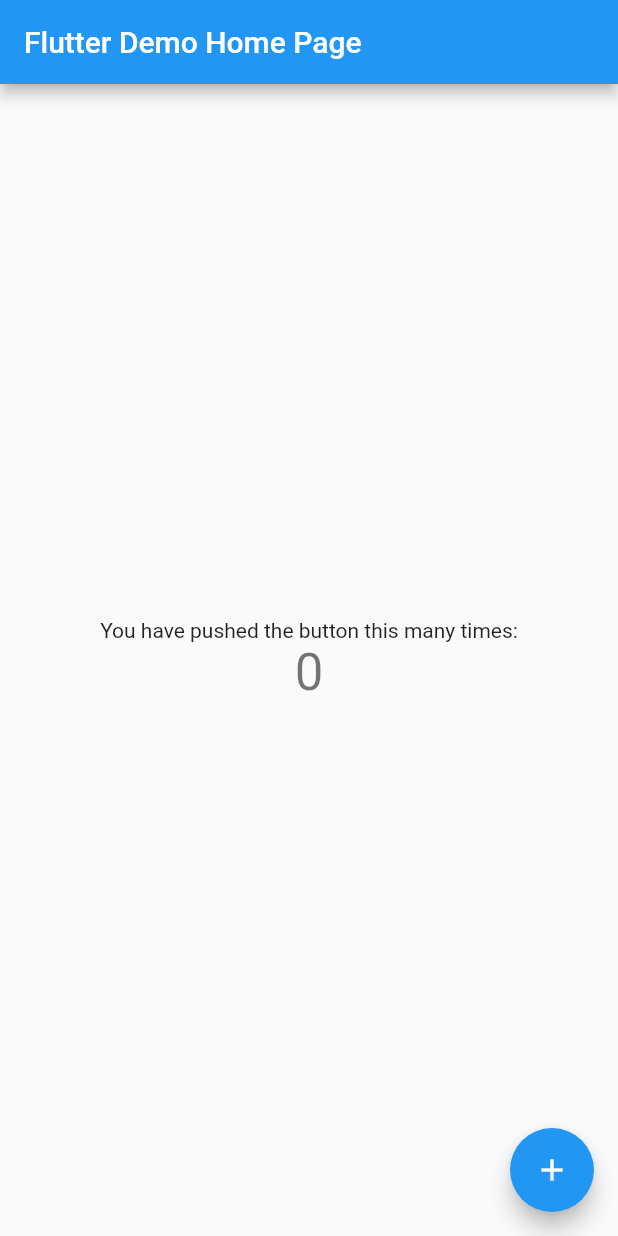
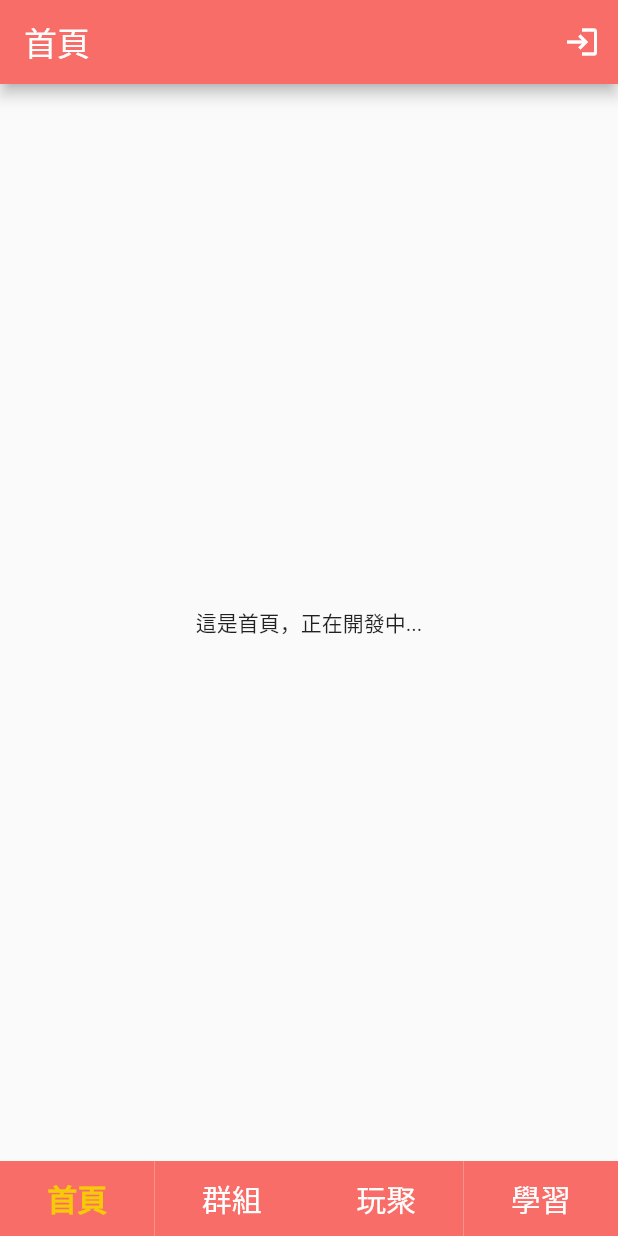
Before and after one commit to ericchang922/My-Day-app, a Flutter app: the screen it shows after launch, on a phone screen of 412 x 824 dp. Run offline on Flutter 3.47's test engine with Material 2 defaults, Android fonts, the phone set to English and light mode, and no system bars.

Commit message:
add HomePageWidget

```diff
--- a/lib/main.dart
+++ b/lib/main.dart
@@ -1,4 +1,7 @@
 import 'package:flutter/material.dart';
+import 'group.dart';
+import 'learn.dart';
+import 'login.dart';
 
 void main() {
   runApp(MyApp());
@@ -9,58 +12,110 @@ class MyApp extends StatelessWidget {
   @override
   Widget build(BuildContext context) {
     return MaterialApp(
-      title: 'Flutter Demo',
-      theme: ThemeData(
-        primarySwatch: Colors.blue,
-        visualDensity: VisualDensity.adaptivePlatformDensity,
-      ),
-      home: MyHomePage(title: 'Flutter Demo Home Page'),
+      debugShowCheckedModeBanner: false,
+      home: HomePageWidget(),
+      routes: <String, WidgetBuilder> {
+        '/home': (BuildContext context) => new HomePageWidget(),
+        '/group' : (BuildContext context) => new GroupPageWidget(),
+        '/login' : (BuildContext context) => new LoginPage(),
+        '/learn' : (BuildContext context) => new LearnPage(),
+      },
       );
   }
 }
 
-class MyHomePage extends StatefulWidget {
-  MyHomePage({Key key, this.title}) : super(key: key);
-  final String title;
-
-  @override
-  _MyHomePageState createState() => _MyHomePageState();
-}
-
-class _MyHomePageState extends State<MyHomePage> {
-  int _counter = 0;
-
-  void _incrementCounter() {
-    setState(() {
-      _counter++;
-    });
-  }
-
+class HomePageWidget extends StatelessWidget {
   @override
   Widget build(BuildContext context) {
     return Scaffold(
         appBar: AppBar(
-        title: Text(widget.title),
-      ),
-      body: Center(
-        child: Column(
-          mainAxisAlignment: MainAxisAlignment.center,
-          children: <Widget>[
-            Text(
-              'You have pushed the button this many times:',
-            ),
-            Text(
-              '$_counter',
-              style: Theme.of(context).textTheme.headline4,
-            ),
+          backgroundColor: Color(0xffF86D67),
+          title: Text('首頁',style: TextStyle(fontSize: 22)),
+          actions: [
+            IconButton(
+              onPressed: () {
+                  Navigator.pushReplacementNamed(context,'/login');
+                },
+              icon: Icon(Icons.login),)
             ],
         ),
+        body: HomePage(),
+        bottomNavigationBar: Container(
+          child: Row(children: <Widget>[
+            Expanded(
+              // ignore: deprecated_member_use
+              child: FlatButton(
+                height: 50,
+                shape: RoundedRectangleBorder(
+                    borderRadius: BorderRadius.circular(0)),
+                child: Text(
+                  '首頁',
+                  style: TextStyle(fontSize: 20,fontWeight: FontWeight.bold,),
                 ),
-      floatingActionButton: FloatingActionButton(
-        onPressed: _incrementCounter,
-        tooltip: 'Increment',
-        child: Icon(Icons.add),
+                color: Color(0xffF86D67),
+                textColor: Color(0xffF6CA07),
+                onPressed: () {},
               ),
+            ),
+            Expanded(
+              // ignore: deprecated_member_use
+              child: FlatButton(
+                height: 50,
+                shape: RoundedRectangleBorder(
+                    borderRadius: BorderRadius.circular(0)),
+                child: Text(
+                  '群組',
+                  style: TextStyle(fontSize: 20),
+                ),
+                color: Color(0xffF86D67),
+                textColor: Colors.white,
+                onPressed: () {
+                  Navigator.pushReplacementNamed(context,'/group');
+                },
+              ),
+            ),
+            Expanded(
+              // ignore: deprecated_member_use
+              child: FlatButton(
+                height: 50,
+                shape: RoundedRectangleBorder(
+                    borderRadius: BorderRadius.circular(0)),
+                child: Text(
+                  '玩聚',
+                  style: TextStyle(fontSize: 20),
+                ),
+                color: Color(0xffF86D67),
+                textColor: Colors.white,
+                onPressed: () {},
+              ),
+            ),
+            Expanded(
+              // ignore: deprecated_member_use
+              child: FlatButton(
+                height: 50,
+                shape: RoundedRectangleBorder(
+                    borderRadius: BorderRadius.circular(0)),
+                child: Text(
+                  '學習',
+                  style: TextStyle(fontSize: 20),
+                ),
+                color: Color(0xffF86D67),
+                textColor: Colors.white,
+                onPressed: () {
+                  Navigator.pushReplacementNamed(context,'/learn');
+                },
+              ),
+            ),
+
+        ])));
+  }
+}
+
+class HomePage extends StatelessWidget {
+  @override
+  Widget build(BuildContext context) {
+    return Center(
+      child: Text('這是首頁，正在開發中...'),
     );
   }
 }
```
Lines whose indentation alone changed are shown as unchanged.
